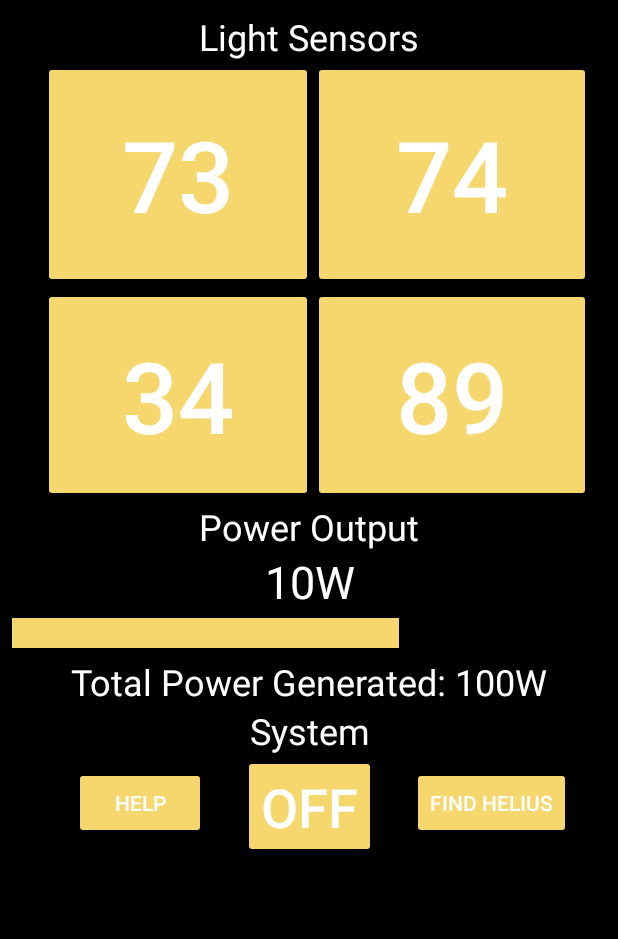
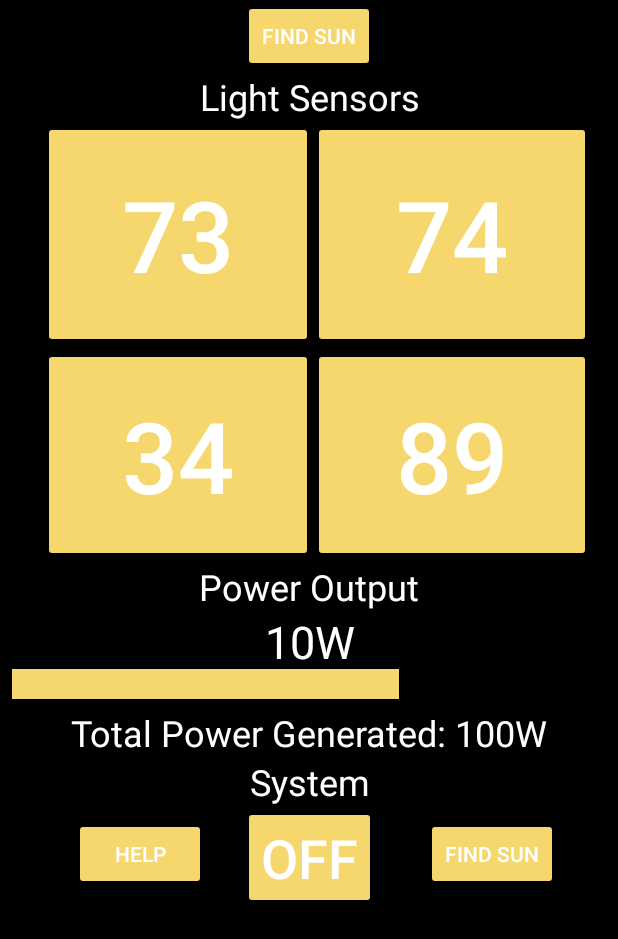
Before and after one commit to Rajminster/Helios, an Android app: the screen it shows after launch (MainActivity), on a phone screen of 412 x 824 dp. Shown: the top 939 px of the screen. Run offline under Robolectric (Android 15) with nearby library versions, the phone set to English and light mode, and no system bars; libraries missing offline, so code that uses them is left out: com.polidea.rxandroidble; 5 statements that could not run were skipped.

Commit message:
Added Find Helius button to top

```diff
--- a/app/src/main/java/com/rnd/helius/MainActivity.java
+++ b/app/src/main/java/com/rnd/helius/MainActivity.java
@@ -35,6 +35,7 @@ import java.util.Set;
 import java.util.UUID;
 
 public class MainActivity extends AppCompatActivity {
+    Button searchButton;
     Button findButton;
     Button ldr0Button;
     Button ldr1Button;
@@ -93,11 +94,17 @@ public class MainActivity extends AppCompatActivity {
                 }
             }
         });
+        searchButton = (Button) findViewById(R.id.searchButton);
+        searchButton.setOnClickListener(new View.OnClickListener() {
+            public void onClick(View v) {
+//                Intent intent = new Intent(getApplicationContext(), BluetoothActivity.class);
+//                startActivity(intent)
+            }
+        });
         findButton = (Button) findViewById(R.id.findButton);
         findButton.setOnClickListener(new View.OnClickListener() {
             public void onClick(View v) {
-//                Intent intent = new Intent(getApplicationContext(), BluetoothActivity.class);
-//                startActivity(intent)
+
             }
         });
         helpButton = (Button) findViewById(R.id.helpButton);
@@ -202,6 +209,7 @@ public class MainActivity extends AppCompatActivity {
             for (BluetoothGattCharacteristic c : heliusChars)
                 gatt.setCharacteristicNotification(c, true);
             requestCharacteristics(gatt);
+            findButton.setVisibility(View.GONE);
         }
 
         public void requestCharacteristics(BluetoothGatt gatt) {
--- a/app/src/main/res/layout/activity_main.xml
+++ b/app/src/main/res/layout/activity_main.xml
@@ -13,20 +13,33 @@
     app:layout_constraintWidth_default="wrap"
     tools:context="com.rnd.helius.MainActivity">
 
+    <Button
+        android:id="@+id/findButton"
+        style="@style/Widget.AppCompat.Button.Colored"
+        android:layout_width="wrap_content"
+        android:layout_height="wrap_content"
+        android:layout_marginLeft="8dp"
+        android:layout_marginRight="8dp"
+        android:fadeScrollbars="false"
+        android:text="Find Sun"
+        app:layout_constraintLeft_toLeftOf="parent"
+        app:layout_constraintRight_toRightOf="parent"
+        tools:layout_editor_absoluteY="1dp" />
+
     <TextView
         android:id="@+id/textView4"
         android:layout_width="wrap_content"
         android:layout_height="wrap_content"
         android:layout_marginLeft="8dp"
         android:layout_marginRight="8dp"
-        android:layout_marginTop="8dp"
         android:text="Light Sensors"
         android:textColor="#FFFFFF"
         android:textSize="24sp"
-        app:layout_constraintHorizontal_bias="0.501"
+        app:layout_constraintHorizontal_bias="0.502"
         app:layout_constraintLeft_toLeftOf="parent"
         app:layout_constraintRight_toRightOf="parent"
-        app:layout_constraintTop_toTopOf="parent" />
+        android:layout_marginTop="0dp"
+        app:layout_constraintTop_toBottomOf="@+id/findButton" />
 
     <ProgressBar
         android:id="@+id/powerBar"
@@ -38,7 +51,7 @@
         android:layout_alignTop="@+id/textView"
         android:layout_marginLeft="8dp"
         android:layout_marginRight="8dp"
-        android:layout_marginTop="6dp"
+        android:layout_marginTop="0dp"
         android:progress="50"
         android:scaleY="5"
         app:layout_constraintHorizontal_bias="0.0"
@@ -90,6 +103,7 @@
         android:layout_marginRight="8dp"
         android:layout_marginTop="0dp"
         android:text="10W"
+        android:textAlignment="center"
         android:textColor="#FFFFFF"
         android:textSize="30sp"
         app:layout_constraintHorizontal_bias="0.501"
@@ -132,7 +146,7 @@
         app:layout_constraintTop_toBottomOf="@+id/textView2" />
 
     <Button
-        android:id="@+id/findButton"
+        android:id="@+id/searchButton"
         style="@style/Widget.AppCompat.Button.Colored"
         android:layout_width="wrap_content"
         android:layout_height="wrap_content"
@@ -140,7 +154,7 @@
         android:layout_marginLeft="8dp"
         android:layout_marginRight="15dp"
         android:layout_marginTop="8dp"
-        android:text="Find Helius"
+        android:text="Find Sun"
         app:layout_constraintBottom_toBottomOf="parent"
         app:layout_constraintLeft_toRightOf="@+id/powerButton"
         app:layout_constraintRight_toRightOf="parent"
```
